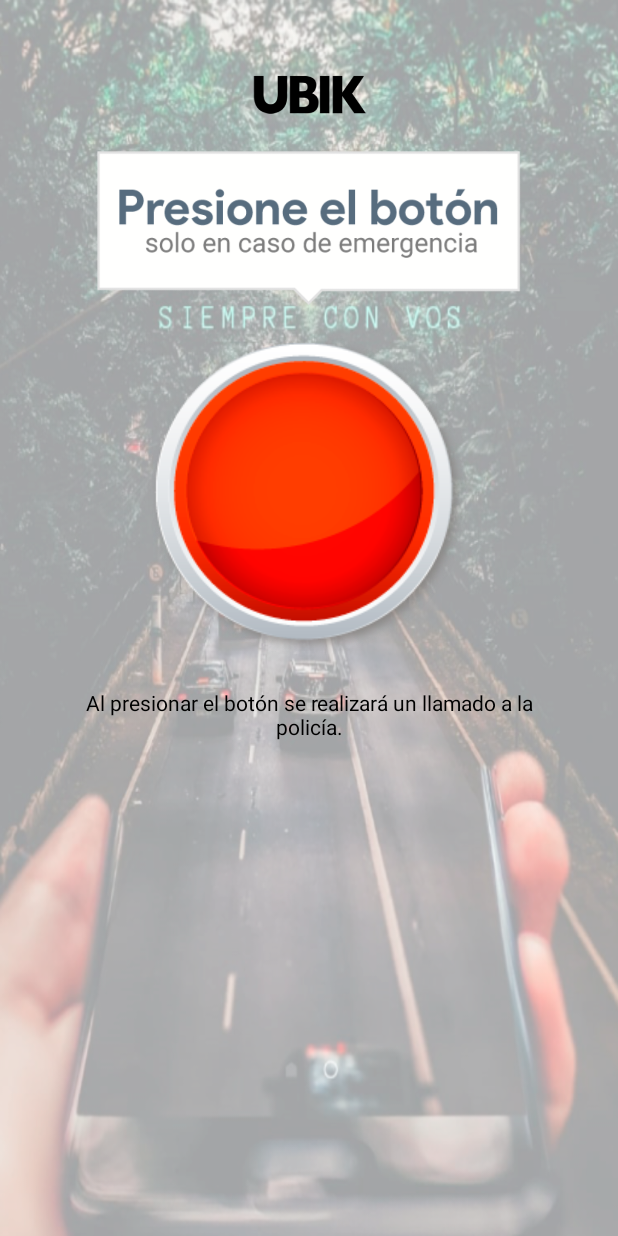
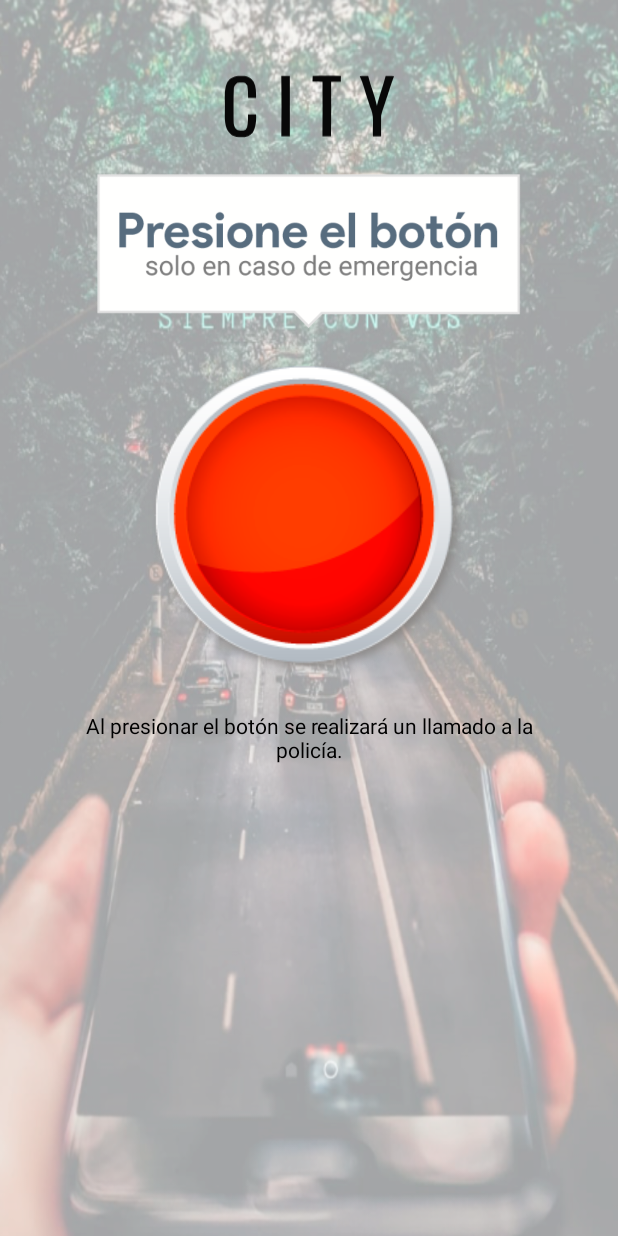
Before and after one commit to FacuSL2/CityRemis2023Ok, an Android app: the CustomerMapActivity screen opened directly, with no data from a screen before it, in the side drawer, after a tap on "S.O.S", on a phone screen of 412 x 824 dp. Run offline under Robolectric (Android 15) with nearby library versions, the phone set to English and light mode, and no system bars; our stand-ins replace Firebase (no records; nobody signed in at launch, a user with empty details on screens opened directly); libraries missing offline, so code that uses them is left out: com.akexorcist.googledirection, com.firebase.geofire; pictures from the network do not load; 4 statements that could not run were skipped.

Commit message:
cambios varios

```diff
--- a/app/src/main/AndroidManifest.xml
+++ b/app/src/main/AndroidManifest.xml
@@ -13,11 +13,7 @@
     <uses-permission android:name="android.permission.ACCESS_FINE_LOCATION" />
     <uses-permission android:name="android.permission.ACCESS_COARSE_LOCATION" />
 
-    <service android:name=".LocationService" android:exported="false">
-        <intent-filter>
-            <action android:name="com.google.android.gms.location.LocationListener" />
-        </intent-filter>
-    </service>
+
 
     <application
         android:name="com.creativedesign.CityRemis.ApplicationClass"
--- a/app/src/main/java/com/creativedesign/CityRemis/Customer/CustomerMapActivity.java
+++ b/app/src/main/java/com/creativedesign/CityRemis/Customer/CustomerMapActivity.java
@@ -32,8 +32,6 @@ import com.creativedesign.CityRemis.Share;
 import com.creativedesign.CityRemis.TarifasUbik;
 import com.creativedesign.CityRemis.TrabajarenUbik;
 import com.creativedesign.CityRemis.WebUbik;
-import com.google.android.gms.maps.model.PolylineOptions;
-import com.google.maps.DirectionsApiRequest;
 import com.creativedesign.CityRemis.sosact;
 import com.creativedesign.CityRemis.DialogCobrar;
 import com.creativedesign.CityRemis.EventDialogCobrar;
@@ -114,9 +112,6 @@ import com.creativedesign.CityRemis.R;
 import com.creativedesign.CityRemis.Objects.RideObject;
 import com.creativedesign.CityRemis.Adapters.TypeAdapter;
 import com.creativedesign.CityRemis.Objects.TypeObject;
-import com.google.maps.internal.PolylineEncoding;
-import com.google.maps.model.DirectionsResult;
-import com.google.maps.model.DirectionsRoute;
 
 import java.io.IOException;
 import java.util.ArrayList;
@@ -490,8 +485,10 @@ public class CustomerMapActivity extends AppCompatActivity
             Intent intent = new Autocomplete.IntentBuilder(
                     AutocompleteActivityMode.OVERLAY, Arrays.asList(Place.Field.ID, Place.Field.ADDRESS, Place.Field.NAME, Place.Field.LAT_LNG))
                     .setLocationRestriction(RectangularBounds.newInstance(
-                            new LatLng(-33.883745,-61.195373),
-                                new LatLng(-32.580815,-60.501327))
+                            new LatLng(-35.046198,-58.691563),
+                                new LatLng(-34.316331,-58.235782))
+
+
 
 
                             //new LatLng(-33.563580,-61.206685),
@@ -517,8 +514,8 @@ public class CustomerMapActivity extends AppCompatActivity
             Intent intent = new Autocomplete.IntentBuilder(
                     AutocompleteActivityMode.OVERLAY, Arrays.asList(Place.Field.ID, Place.Field.ADDRESS, Place.Field.NAME, Place.Field.LAT_LNG))
                     .setLocationRestriction(RectangularBounds.newInstance(
-                            new LatLng(-33.883745,-61.195373),
-                            new LatLng(-32.580815,-60.501327))
+                            new LatLng(-35.046198,-58.691563),
+                            new LatLng(-34.316331,-58.235782))
                     )
                     .setTypeFilter(TypeFilter.ADDRESS)
                     .build(getApplicationContext());
@@ -1489,8 +1486,6 @@ public class CustomerMapActivity extends AppCompatActivity
             mMap.setMyLocationEnabled(true);
         }
 
-
-
     }
 
     boolean zoomUpdated = false;
@@ -1820,6 +1815,9 @@ public class CustomerMapActivity extends AppCompatActivity
                 if(pickupLocation != null){
                     pickupMarker = mMap.addMarker(new MarkerOptions().position(pickupLocation.getCoordinates()).title("Origen").icon(BitmapDescriptorFactory.fromResource(R.drawable.ic_radios)));
                       mBottomSheetBehavior.setState(BottomSheetBehavior.STATE_EXPANDED);
+                    Double price = getPriceTravel(getDistance());
+                    textViewPrecioSolicitud.setText(getString(R.string.price)+"$"+String.format("%.2f",price));
+                    textViewPrecioSolicitud2.setText(getString(R.string.price)+getDistance());
                 }
             }else if(requestCode == 2){
                 mMap.clear();
@@ -1829,7 +1827,6 @@ public class CustomerMapActivity extends AppCompatActivity
                 autocompleteFragmentFrom.setText(pickupLocation.getName());
                 if(destinationLocation != null){
                     destinationMarker = mMap.addMarker(new MarkerOptions().position(destinationLocation.getCoordinates()).title("Destino").icon(BitmapDescriptorFactory.fromResource(R.drawable.ic_radio_filled)));
-                    destinationMarker2 = mMap.addMarker(new MarkerOptions().position(destinationLocationdos.getCoordinates()).title("Destino2").icon(BitmapDescriptorFactory.fromResource(R.drawable.ic_radio_filled)));
                        mBottomSheetBehavior.setState(BottomSheetBehavior.STATE_EXPANDED);
                     Double price = getPriceTravel(getDistance());
                     textViewPrecioSolicitud.setText(getString(R.string.price)+"$"+String.format("%.2f",price));
--- a/app/src/main/java/com/creativedesign/CityRemis/Login/RegisterFragment.java
+++ b/app/src/main/java/com/creativedesign/CityRemis/Login/RegisterFragment.java
@@ -93,10 +93,10 @@ public class RegisterFragment extends Fragment implements View.OnClickListener {
 
         switch (selectId){
             case 0:
-                accountType = "Drivers";
+                accountType = "Customers";
                 break;
             case 1:
-                accountType = "Customers";
+                accountType = "Drivers";
                 break;
             case 2:
                 accountType = "Admin";
@@ -137,7 +137,7 @@ public class RegisterFragment extends Fragment implements View.OnClickListener {
         Button mRegister = view.findViewById(R.id.register);
         mRadioGroup = view.findViewById(R.id.radioRealButtonGroup);
 
-        mRadioGroup.setPosition(1, false); //0-CUSTOMER   1-DRIVER     2-ADMIN
+        mRadioGroup.setPosition(0, false); //0-CUSTOMER   1-DRIVER     2-ADMIN
         mRegister.setOnClickListener(this);
     }
     @Override
--- /dev/null
+++ b/app/src/main/res/drawable/city.xml
@@ -0,0 +1,18 @@
+<vector xmlns:android="http://schemas.android.com/apk/res/android"
+    android:width="229.9dp"
+    android:height="110dp"
+    android:viewportWidth="229.9"
+    android:viewportHeight="110">
+  <path
+      android:pathData="M15.2,27c3.4,-6.1 10.8,-8.1 17.3,-7.6c5.7,-0.5 11.7,2 14.7,7.1c3.2,6.1 3.1,13.1 3,19.8c-3.2,0 -6.5,0.1 -9.7,0c-0.1,-5.1 0,-10.2 -1,-15.2c-0.9,-1 -1.8,-2.1 -2.6,-3.1c-3.2,-0.5 -6.4,-0.4 -9.6,-0.1c-1.8,1.5 -3.3,3.3 -4.2,5.4c-0.7,12.7 -0.3,25.4 -0.4,38.2c0.1,3.8 -0.2,8 1.8,11.4c2.7,4.5 8.8,3.7 13,2.3c0.6,-0.9 1.1,-1.8 1.7,-2.7c1.3,-5.3 1.2,-10.8 1.2,-16.2c3.3,0 6.5,0 9.8,0c0.4,7.9 -0.2,16.1 -4.4,23c-0.9,0.7 -1.8,1.4 -2.6,2.1c-0.6,0.4 -1.9,1.1 -2.6,1.5c-6.3,2.2 -13.5,2 -19.7,-0.8c-2.8,-2 -4.9,-4.7 -6.4,-7.6c-4,-10.8 -1.9,-22.5 -2.4,-33.8C11.9,42.6 11.7,34.4 15.2,27z"
+      android:fillColor="#080808"/>
+  <path
+      android:pathData="M81.1,19.6c3.5,-0.2 7,-0.2 10.4,-0.2c0.1,24.6 0,49.2 0,73.9c-3.5,0.1 -7,0.1 -10.4,-0.1C81.4,68.6 81.5,44.1 81.1,19.6z"
+      android:fillColor="#080808"/>
+  <path
+      android:pathData="M119.5,19.5c11.5,-0.3 23,-0.2 34.5,-0.1c-0.1,2.4 -0.1,4.7 -0.1,7.1c-4,0 -7.9,0 -11.9,0c0.1,22.2 0.2,44.5 -0.1,66.7c-3.5,0 -7,0 -10.5,0c0.3,-22.2 0.1,-44.5 0.1,-66.7c-4.1,0 -8.2,0 -12.3,-0.1C119.4,24.2 119.4,21.9 119.5,19.5z"
+      android:fillColor="#080808"/>
+  <path
+      android:pathData="M177,19.9c3.4,-0.7 6.9,-0.6 10.3,-0.4c3.1,12.3 8.1,24.1 10.7,36.5c2.4,-9.7 5.8,-19.1 8.5,-28.7c0.8,-2.6 1.6,-5.1 2.2,-7.7c3.4,-0.3 6.8,-0.3 10.2,0.1c-3.8,10 -6.7,20.3 -10.2,30.5c-1.7,5.8 -4.1,11.5 -5.5,17.4c-0.2,8.6 -0.2,17.2 0,25.8c-3.3,0 -6.7,0 -10,0c-0.8,-10.9 1.8,-22.3 -2.2,-32.7c-1,-2.5 -1.8,-5.1 -2.6,-7.7c-0.6,-1.7 -1.2,-3.3 -1.8,-5C183.5,38.6 181.4,28.8 177,19.9z"
+      android:fillColor="#080808"/>
+</vector>
--- a/app/src/main/res/layout/activity_driver_content.xml
+++ b/app/src/main/res/layout/activity_driver_content.xml
@@ -30,12 +30,14 @@
 
         <ImageView
             android:layout_width="wrap_content"
-            android:layout_height="wrap_content"
+            android:layout_height="50dp"
             android:layout_alignParentLeft="true"
             android:layout_alignParentRight="true"
             android:layout_marginTop="5dp"
             android:cropToPadding="true"
-            android:src="@drawable/ic_logotopp1" />
+            android:src="@drawable/citydos"
+
+            />
 
         <Switch
             android:id="@+id/workingSwitch"
--- a/app/src/main/res/layout/activity_sosact.xml
+++ b/app/src/main/res/layout/activity_sosact.xml
@@ -27,12 +27,12 @@
 
             <ImageView
                 android:layout_width="wrap_content"
-                android:layout_height="wrap_content"
+                android:layout_height="60dp"
                 android:adjustViewBounds="true"
                 android:cropToPadding="true"
                 android:layout_marginTop="20dp"
                 android:layout_gravity="center"
-                app:srcCompat="@drawable/ic_logotopp1" />
+                app:srcCompat="@drawable/city" />
 
             <ImageView
                 android:layout_width="match_parent"
--- a/app/src/main/res/values/strings.xml
+++ b/app/src/main/res/values/strings.xml
@@ -43,6 +43,7 @@
     <string name="no_driver_near_you">No se ha encontrado ningún conductor cerca de usted.</string>
     <string name="cancel_ride">Cancelar Viaje</string>
     <string name="price">Precio del viaje:</string>
+    <string name="pricedos">Distancia:</string>
 
     <string name="title_activity_driver_map">Map</string>
     <string name="title_activity_main2">Main2Activity</string>
```
Also changed, not shown: app/build.gradle (+21 -13 lines), app/src/main/res/drawable/citydos.xml (added, +18 -0 lines), app/src/main/res/layout/activity_costumer_content.xml (+21 -7 lines), app/src/main/res/layout/fragment_registration.xml (+8 -8 lines), 1 other file.
